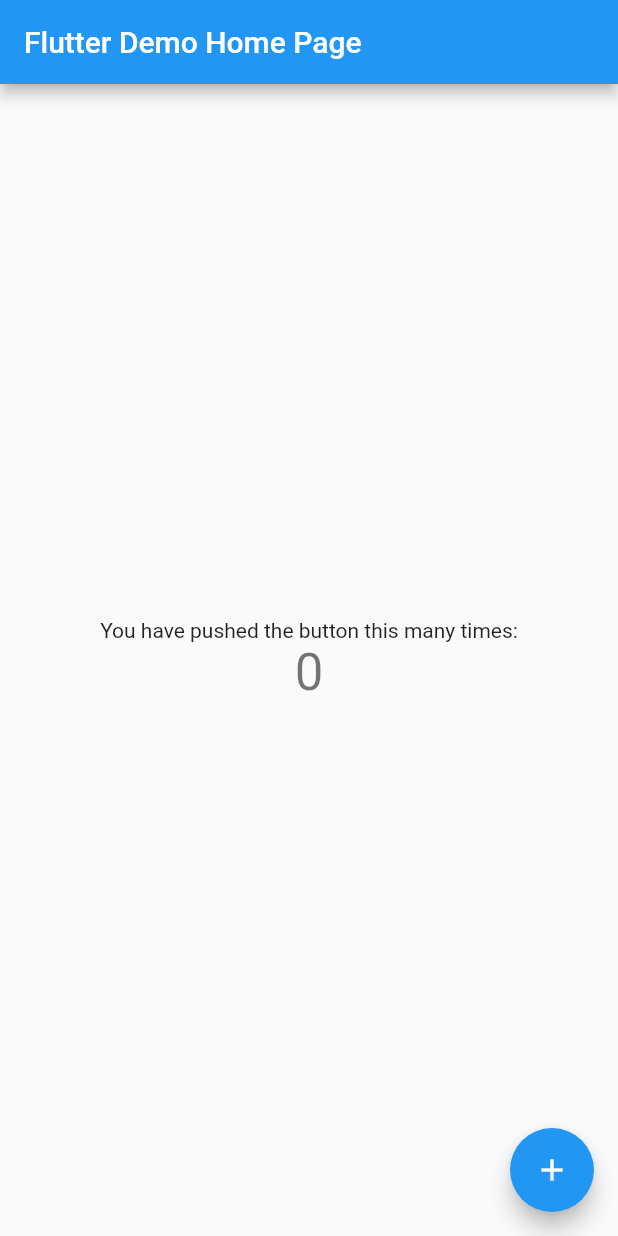
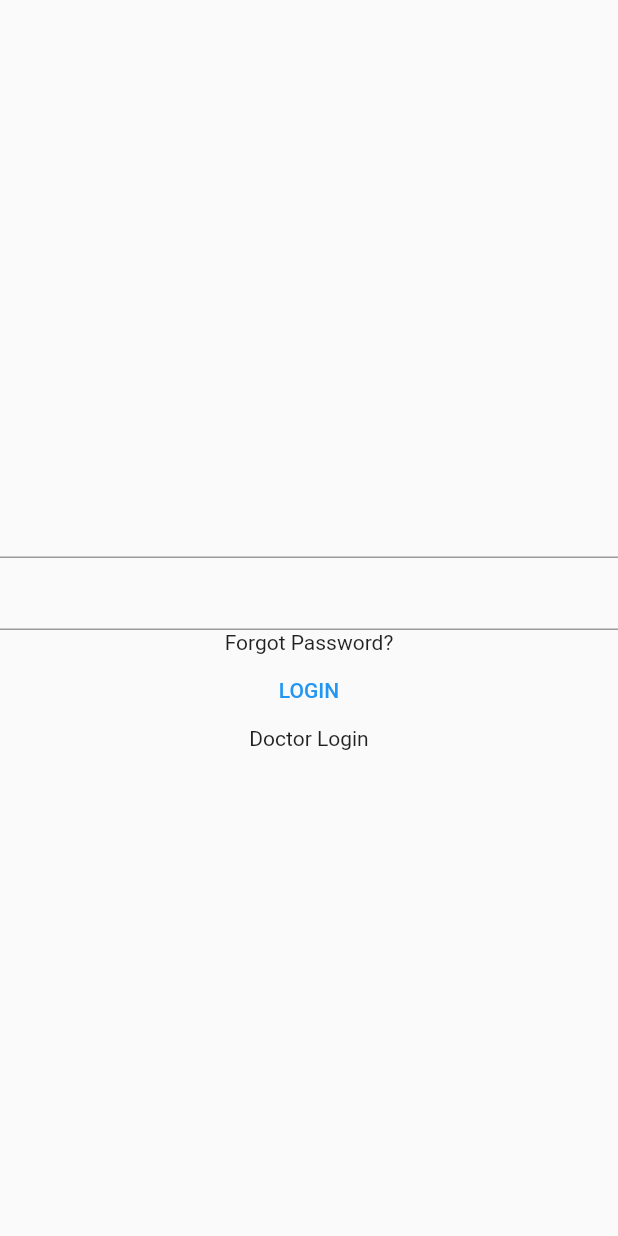
Before and after one commit to tusharbansal22/i-Doc-app, a Flutter app: the screen it shows after launch, on a phone screen of 412 x 824 dp. Run offline on Flutter 3.47's test engine with Material 2 defaults, Android fonts, the phone set to English and light mode, and no system bars.

Commit message:
initialized screens

```diff
--- a/lib/main.dart
+++ b/lib/main.dart
@@ -1,4 +1,5 @@
 import 'package:flutter/material.dart';
+import 'package:i_doc_app/screens/login.dart';
 
 void main() {
   runApp(const MyApp());
@@ -24,92 +25,7 @@
         // is not restarted.
         primarySwatch: Colors.blue,
       ),
-      home: const MyHomePage(title: 'Flutter Demo Home Page'),
+      home: Login(),
     );
   }
 }
-
-class MyHomePage extends StatefulWidget {
-  const MyHomePage({super.key, required this.title});
-
-  // This widget is the home page of your application. It is stateful, meaning
-  // that it has a State object (defined below) that contains fields that affect
-  // how it looks.
-
-  // This class is the configuration for the state. It holds the values (in this
-  // case the title) provided by the parent (in this case the App widget) and
-  // used by the build method of the State. Fields in a Widget subclass are
-  // always marked "final".
-
-  final String title;
-
-  @override
-  State<MyHomePage> createState() => _MyHomePageState();
-}
-
-class _MyHomePageState extends State<MyHomePage> {
-  int _counter = 0;
-
-  void _incrementCounter() {
-    setState(() {
-      // This call to setState tells the Flutter framework that something has
-      // changed in this State, which causes it to rerun the build method below
-      // so that the display can reflect the updated values. If we changed
-      // _counter without calling setState(), then the build method would not be
-      // called again, and so nothing would appear to happen.
-      _counter++;
-    });
-  }
-
-  @override
-  Widget build(BuildContext context) {
-    // This method is rerun every time setState is called, for instance as done
-    // by the _incrementCounter method above.
-    //
-    // The Flutter framework has been optimized to make rerunning build methods
-    // fast, so that you can just rebuild anything that needs updating rather
-    // than having to individually change instances of widgets.
-    return Scaffold(
-      appBar: AppBar(
-        // Here we take the value from the MyHomePage object that was created by
-        // the App.build method, and use it to set our appbar title.
-        title: Text(widget.title),
-      ),
-      body: Center(
-        // Center is a layout widget. It takes a single child and positions it
-        // in the middle of the parent.
-        child: Column(
-          // Column is also a layout widget. It takes a list of children and
-          // arranges them vertically. By default, it sizes itself to fit its
-          // children horizontally, and tries to be as tall as its parent.
-          //
-          // Invoke "debug painting" (press "p" in the console, choose the
-          // "Toggle Debug Paint" action from the Flutter Inspector in Android
-          // Studio, or the "Toggle Debug Paint" command in Visual Studio Code)
-          // to see the wireframe for each widget.
-          //
-          // Column has various properties to control how it sizes itself and
-          // how it positions its children. Here we use mainAxisAlignment to
-          // center the children vertically; the main axis here is the vertical
-          // axis because Columns are vertical (the cross axis would be
-          // horizontal).
-          mainAxisAlignment: MainAxisAlignment.center,
-          children: <Widget>[
-            const Text(
-              'You have pushed the button this many times:',
-            ),
-            Text(
-              '$_counter',
-              style: Theme.of(context).textTheme.headlineMedium,
-            ),
-          ],
-        ),
-      ),
-      floatingActionButton: FloatingActionButton(
-        onPressed: _incrementCounter,
-        tooltip: 'Increment',
-        child: const Icon(Icons.add),
-      ), // This trailing comma makes auto-formatting nicer for build methods.
-    );
-  }
-}
--- /dev/null
+++ b/lib/screens/login.dart
@@ -0,0 +1,43 @@
+import 'package:flutter/material.dart';
+
+class Login extends StatefulWidget {
+  const Login({Key? key}) : super(key: key);
+
+  @override
+  State<Login> createState() => _LoginState();
+}
+
+class _LoginState extends State<Login> {
+  String email="";
+  String password="";
+  @override
+  Widget build(BuildContext context) {
+    return Scaffold(
+        body: Column(
+          mainAxisAlignment: MainAxisAlignment.center,
+          children: [
+            TextField(
+              onChanged: (change){
+                setState(() {
+                  email = change;
+                });
+              },
+            ),
+            TextField(
+              obscureText: true,
+              onChanged: (change){
+                setState(() {
+                  password = change;
+                });
+              },
+            ),
+            GestureDetector(onTap: (){},child: Text('Forgot Password?'),),
+            TextButton(onPressed: (){}, child: Container(
+              child: Text('LOGIN'),
+            )),
+            GestureDetector(onTap: (){},child: Text('Doctor Login'),),
+          ],
+        ),
+    );
+  }
+}
```
